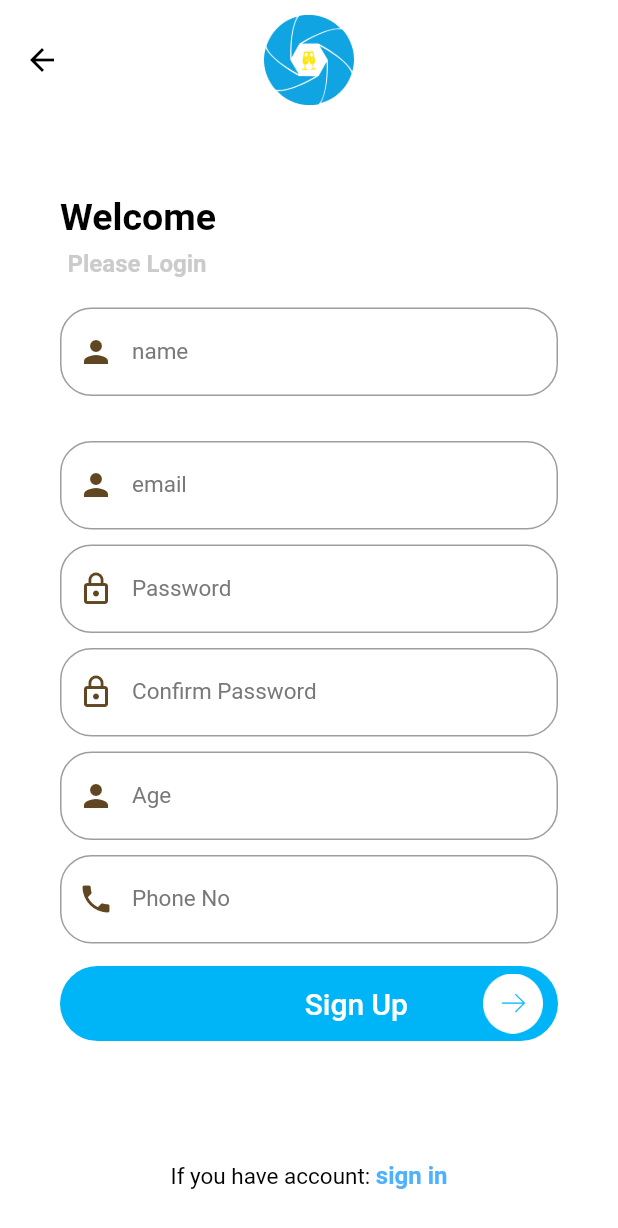
After one commit to arshmancodes/party_portal, a Flutter app: the SignupPage screen opened by its route, on a phone screen of 412 x 824 dp. The commit adds this screen. Shown: the top 1228 px of the screen. Run offline on Flutter 3.47's test engine with Material 2 defaults, Android fonts, the phone set to English and light mode, and no system bars; our stand-ins replace get, google_fonts; Roboto replaces fonts that are missing (SFUIDisplay).

Commit message:
Added SignUp Page

```diff
--- a/lib/main.dart
+++ b/lib/main.dart
@@ -3,6 +3,7 @@ import 'package:get/get_navigation/get_navigation.dart';
 import 'package:party_portal/views/homePage.dart';
 import 'package:party_portal/views/loginPage.dart';
 import 'package:party_portal/views/profilePage.dart';
+import 'package:party_portal/views/signupPage.dart';
 import 'package:party_portal/views/splashscreen.dart';
 
 void main() {
@@ -30,6 +31,7 @@ class _MyAppState extends State<MyApp> {
         GetPage(name: '/login', page: () => LoginPage()),
         GetPage(name: '/profile', page: () => ProfilePage()),
         GetPage(name: '/homepage', page: () => HomePage()),
+        GetPage(name: '/signup', page: () => SignupPage()),
       ],
     );
   }
--- a/lib/views/loginPage.dart
+++ b/lib/views/loginPage.dart
@@ -250,7 +250,7 @@ class _LogInState extends State<LoginPage> {
                               fontWeight: FontWeight.bold),
                           recognizer: TapGestureRecognizer()
                             ..onTap = () {
-                              //  Get.to(SignUp());
+                              Get.toNamed('/signup');
                             }),
                     ]),
                   ),
--- /dev/null
+++ b/lib/views/signupPage.dart
@@ -0,0 +1,351 @@
+import 'package:flutter/cupertino.dart';
+import 'package:flutter/gestures.dart';
+import 'package:flutter/material.dart';
+import 'package:get/get.dart';
+
+class SignupPage extends StatefulWidget {
+  @override
+  _SignUpState createState() => _SignUpState();
+}
+
+class _SignUpState extends State<SignupPage> {
+  final _formKey = GlobalKey<FormState>();
+  bool pass = true;
+  bool pass2 = true;
+  TextEditingController namecntroller1 = new TextEditingController();
+  TextEditingController emailcntroller1 = new TextEditingController();
+  TextEditingController passwordcontroller1 = new TextEditingController();
+  TextEditingController cnpasswordcontroller1 = new TextEditingController();
+  TextEditingController agecontroller1 = new TextEditingController();
+  TextEditingController phonecontroller1 = new TextEditingController();
+  @override
+  Widget build(BuildContext context) {
+    return Scaffold(
+      backgroundColor: Colors.white,
+      appBar: AppBar(
+        iconTheme: IconThemeData(
+          color: Colors.black, //change your color here
+        ),
+        backgroundColor: Colors.white,
+        elevation: 0,
+        toolbarHeight: 80,
+        centerTitle: true,
+        // leading: IconButton(
+        //   icon: Icon(Icons.arrow_back_ios_sharp, color: Colors.black,),
+        //   onPressed: (){
+        //     Navigator.of(context).pushReplacementNamed('/LogIn');
+        //   },
+        // ),
+        title: Image.asset(
+          'assets/images/Create.png',
+          width: 60,
+          height: 60,
+        ),
+      ),
+      body: Form(
+        key: _formKey,
+        child: Padding(
+          padding: EdgeInsets.only(left: 40, right: 40, top: 50),
+          child: ListView(
+            children: [
+              Container(
+                  alignment: Alignment.centerLeft,
+                  child: Text(
+                    'Welcome',
+                    style: TextStyle(
+                        fontSize: 25,
+                        fontWeight: FontWeight.bold,
+                        color: Colors.black),
+                  )),
+              Padding(
+                padding: EdgeInsets.only(top: 7, left: 5),
+                child: Container(
+                    alignment: Alignment.centerLeft,
+                    child: Text(
+                      'Please Login',
+                      style: TextStyle(
+                          color: Color(0xffCBCBCB),
+                          fontSize: 16,
+                          fontWeight: FontWeight.bold),
+                    )),
+              ),
+              Padding(
+                padding: EdgeInsets.fromLTRB(0, 20, 0, 10),
+                child: Container(
+                  color: Colors.white,
+                  child: TextFormField(
+                    controller: namecntroller1,
+                    keyboardType: TextInputType.text,
+                    validator: (value) {
+                      if (value!.isEmpty) {
+                        return 'Please enter your name';
+                      }
+                      return null;
+                    },
+                    onSaved: (value) {},
+                    style: TextStyle(
+                        color: Colors.black, fontFamily: 'SFUIDisplay'),
+                    decoration: InputDecoration(
+                        border: OutlineInputBorder(
+                          borderRadius: BorderRadius.circular(21),
+                        ),
+                        labelText: 'name',
+                        prefixIcon: Icon(
+                          Icons.person,
+                          color: Color(0xFF604621),
+                        ),
+                        labelStyle:
+                            TextStyle(color: Color(0xFF787878), fontSize: 15)),
+                  ),
+                ),
+              ),
+              Padding(
+                padding: EdgeInsets.fromLTRB(0, 20, 0, 10),
+                child: Container(
+                  color: Colors.white,
+                  child: TextFormField(
+                    controller: emailcntroller1,
+                    keyboardType: TextInputType.text,
+                    validator: (value) {
+                      if (value!.isEmpty) {
+                        return 'Please enter your email';
+                      }
+                      return null;
+                    },
+                    onSaved: (value) {},
+                    style: TextStyle(
+                        color: Colors.black, fontFamily: 'SFUIDisplay'),
+                    decoration: InputDecoration(
+                        border: OutlineInputBorder(
+                          borderRadius: BorderRadius.circular(21),
+                        ),
+                        labelText: 'email',
+                        prefixIcon: Icon(
+                          Icons.person,
+                          color: Color(0xFF604621),
+                        ),
+                        labelStyle:
+                            TextStyle(color: Color(0xFF787878), fontSize: 15)),
+                  ),
+                ),
+              ),
+              Padding(
+                padding: EdgeInsets.only(bottom: 10),
+                child: Container(
+                  color: Colors.white,
+                  child: TextFormField(
+                    controller: passwordcontroller1,
+                    keyboardType: TextInputType.text,
+                    obscureText: pass,
+                    validator: (value) {
+                      if (value!.isEmpty) {
+                        return 'Please enter your password';
+                      } else if (value.length < 8) {
+                        return "your password must have 8 characters";
+                      }
+                      return null;
+                    },
+                    onSaved: (value) {},
+                    style: TextStyle(
+                        color: Colors.black, fontFamily: 'SFUIDisplay'),
+                    decoration: InputDecoration(
+                        border: OutlineInputBorder(
+                          borderRadius: BorderRadius.circular(21),
+                        ),
+                        labelText: 'Password',
+                        prefixIcon: GestureDetector(
+                            onTap: () {
+                              setState(() {
+                                if (pass == true) {
+                                  pass = false;
+                                } else {
+                                  pass = true;
+                                }
+                              });
+                            },
+                            child: Icon(
+                              pass == true
+                                  ? Icons.lock_outline
+                                  : Icons.lock_open_rounded,
+                              color: Color(0xFF604621),
+                            )),
+                        labelStyle:
+                            TextStyle(color: Color(0xFF787878), fontSize: 15)),
+                  ),
+                ),
+              ),
+              Padding(
+                padding: EdgeInsets.only(bottom: 10),
+                child: Container(
+                  color: Colors.white,
+                  child: TextFormField(
+                    controller: cnpasswordcontroller1,
+                    keyboardType: TextInputType.text,
+                    obscureText: pass2,
+                    validator: (value) {
+                      if (value!.isEmpty) {
+                        return 'Please enter your Confirm password';
+                      } else if (value != passwordcontroller1.text) {
+                        return 'your confirm password is not match';
+                      }
+                      return null;
+                    },
+                    onSaved: (value) {},
+                    style: TextStyle(
+                        color: Colors.black, fontFamily: 'SFUIDisplay'),
+                    decoration: InputDecoration(
+                        border: OutlineInputBorder(
+                          borderRadius: BorderRadius.circular(21),
+                        ),
+                        labelText: 'Confirm Password',
+                        prefixIcon: GestureDetector(
+                            onTap: () {
+                              setState(() {
+                                if (pass2 == true) {
+                                  pass2 = false;
+                                } else {
+                                  pass2 = true;
+                                }
+                              });
+                            },
+                            child: Icon(
+                              pass2 == true
+                                  ? Icons.lock_outline
+                                  : Icons.lock_open_rounded,
+                              color: Color(0xFF604621),
+                            )),
+                        labelStyle:
+                            TextStyle(color: Color(0xFF787878), fontSize: 15)),
+                  ),
+                ),
+              ),
+              Padding(
+                padding: EdgeInsets.only(bottom: 10),
+                child: Container(
+                  color: Colors.white,
+                  child: TextFormField(
+                    controller: agecontroller1,
+                    keyboardType: TextInputType.number,
+                    validator: (value) {
+                      if (value!.isEmpty) {
+                        return 'Please enter your age';
+                      }
+                      return null;
+                    },
+                    onSaved: (value) {},
+                    style: TextStyle(
+                        color: Colors.black, fontFamily: 'SFUIDisplay'),
+                    decoration: InputDecoration(
+                        border: OutlineInputBorder(
+                          borderRadius: BorderRadius.circular(21),
+                        ),
+                        labelText: 'Age',
+                        prefixIcon: Icon(
+                          Icons.person,
+                          color: Color(0xFF604621),
+                        ),
+                        labelStyle:
+                            TextStyle(color: Color(0xFF787878), fontSize: 15)),
+                  ),
+                ),
+              ),
+              Container(
+                color: Colors.white,
+                child: TextFormField(
+                  controller: phonecontroller1,
+                  keyboardType: TextInputType.number,
+                  validator: (value) {
+                    if (value!.isEmpty) {
+                      return 'Please enter your phone number';
+                    }
+                    return null;
+                  },
+                  onSaved: (value) {},
+                  style:
+                      TextStyle(color: Colors.black, fontFamily: 'SFUIDisplay'),
+                  decoration: InputDecoration(
+                      border: OutlineInputBorder(
+                        borderRadius: BorderRadius.circular(21),
+                      ),
+                      labelText: 'Phone No',
+                      prefixIcon: Icon(
+                        Icons.phone,
+                        color: Color(0xFF604621),
+                      ),
+                      labelStyle:
+                          TextStyle(color: Color(0xFF787878), fontSize: 15)),
+                ),
+              ),
+              Padding(
+                padding: EdgeInsets.only(top: 15),
+                child: InkWell(
+                  onTap: () async {},
+                  child: Container(
+                    height: 50,
+                    decoration: BoxDecoration(
+                      color: Color(0xff00B5F7),
+                      borderRadius: BorderRadius.circular(40),
+                    ),
+                    child: Row(
+                      mainAxisAlignment: MainAxisAlignment.end,
+                      children: [
+                        Padding(
+                          padding: EdgeInsets.only(right: 50),
+                          child: Container(
+                              child: Center(
+                                  child: Text(
+                            'Sign Up',
+                            style: TextStyle(
+                                fontWeight: FontWeight.w500,
+                                fontSize: 20,
+                                color: Color(0xffffffff)),
+                          ))),
+                        ),
+                        Padding(
+                          padding: EdgeInsets.only(right: 10),
+                          child: Container(
+                              child: Image.asset(
+                            'assets/images/GoSign.png',
+                            height: 40,
+                            width: 40,
+                          )),
+                        ),
+                      ],
+                    ),
+                  ),
+                ),
+              ),
+              Padding(
+                padding: EdgeInsets.only(top: 80),
+                child: Center(
+                  child: RichText(
+                    text: TextSpan(children: [
+                      TextSpan(
+                          text: "If you have account: ",
+                          style: TextStyle(
+                            fontFamily: 'SFUIDisplay',
+                            color: Colors.black,
+                            fontSize: 15,
+                          )),
+                      TextSpan(
+                          text: "sign in",
+                          style: TextStyle(
+                              fontFamily: 'SFUIDisplay',
+                              color: Color(0xff4EB1FE),
+                              fontSize: 16,
+                              fontWeight: FontWeight.bold),
+                          recognizer: TapGestureRecognizer()
+                            ..onTap = () {
+                              Get.offAllNamed('/login');
+                            }),
+                    ]),
+                  ),
+                ),
+              ),
+            ],
+          ),
+        ),
+      ),
+    );
+  }
+}
--- a/lib/views/splashScreen.dart
+++ b/lib/views/splashScreen.dart
@@ -11,7 +11,7 @@ class SplashScreen extends StatefulWidget {
 
 void _navigateToHome() async {
   await Future.delayed(Duration(milliseconds: 4000), () {});
-  Get.toNamed('/login');
+  Get.offAllNamed('/login');
 }
 
 class _SplashScreenState extends State<SplashScreen> {
```
Also changed, not shown: 1 other file.
